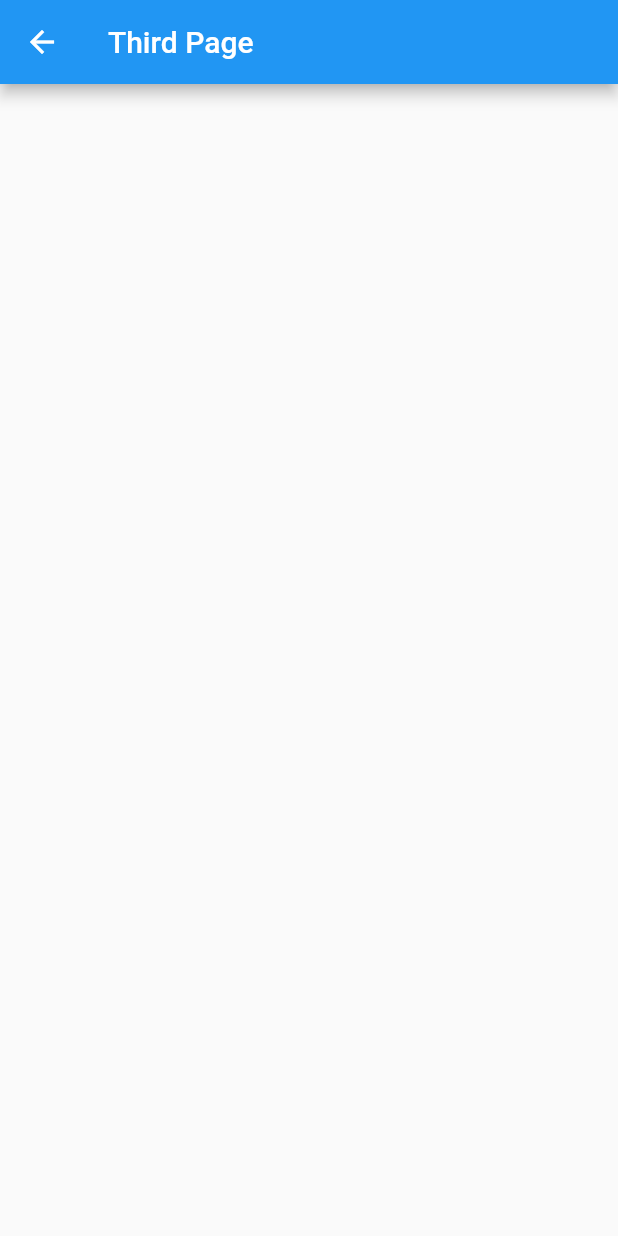
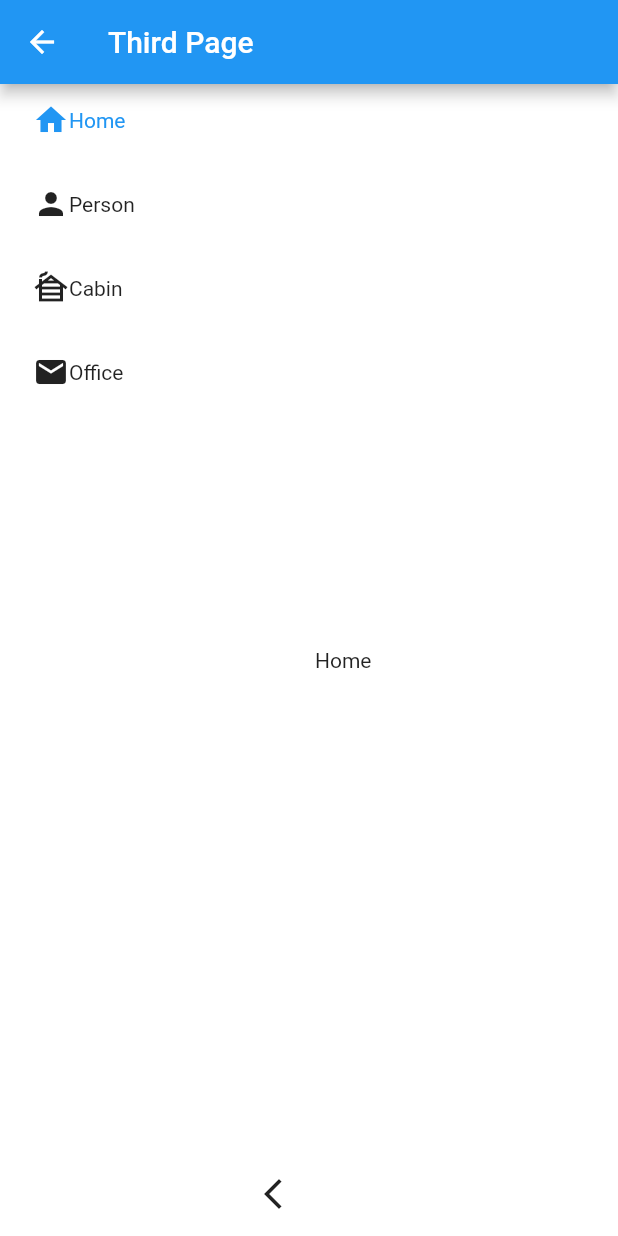
Before and after one commit to MonowarShoz/flutter_cls3, a Flutter app: the ThirdPage screen opened directly, on a phone screen of 412 x 824 dp. Run offline on Flutter 3.47's test engine with Material 2 defaults, Android fonts, the phone set to English and light mode, and no system bars; drawn by our look-alikes of sidebarx; our stand-ins replace fluentui_system_icons, font_awesome_flutter; missing offline and left inert: fluent_ui.

Commit message:
23_8_clss6

```diff
--- a/lib/home_page.dart
+++ b/lib/home_page.dart
@@ -124,7 +124,6 @@ class HomePage extends StatelessWidget {
                 fit: BoxFit.cover,
               ),
             ),
-
           ],
         ),
       ),
--- a/lib/main.dart
+++ b/lib/main.dart
@@ -1,6 +1,7 @@
 import 'package:flutter/material.dart';
 import 'package:flutter_cls3/auth_screen.dart';
 import 'package:flutter_cls3/home_page.dart';
+import 'package:flutter_cls3/third_page.dart';
 
 void main() {
   runApp(const MyApp());
@@ -18,7 +19,7 @@ class MyApp extends StatelessWidget {
       theme: ThemeData(
         primarySwatch: Colors.blue,
       ),
-        home:  AuthScreen(),
+      home: ThirdPage(),
     );
   }
 }
--- /dev/null
+++ b/lib/red_widget.dart
@@ -0,0 +1,15 @@
+import 'package:flutter/material.dart';
+
+class RedWidget extends StatelessWidget {
+  const RedWidget({
+    Key? key,
+  }) : super(key: key);
+
+  @override
+  Widget build(BuildContext context) {
+    return Expanded(
+        child: Container(
+      color: Colors.red,
+    ));
+  }
+}
--- a/lib/third_page.dart
+++ b/lib/third_page.dart
@@ -1,6 +1,9 @@
 import 'package:flutter/material.dart';
 import 'package:flutter/src/foundation/key.dart';
 import 'package:flutter/src/widgets/framework.dart';
+import 'package:flutter_cls3/sidebar_screen.dart';
+import 'package:sidebarx/sidebarx.dart';
+import 'package:fluentui_system_icons/fluentui_system_icons.dart';
 
 class ThirdPage extends StatefulWidget {
   const ThirdPage({Key? key}) : super(key: key);
@@ -10,12 +13,70 @@ class ThirdPage extends StatefulWidget {
 }
 
 class _ThirdPageState extends State<ThirdPage> {
+  final _controller = SidebarXController(selectedIndex: 0, extended: true);
+
+  final List<SideBarModel> _sideBarItemList = [
+    SideBarModel(
+      label: 'Home',
+      icon: Icons.home,
+    ),
+    SideBarModel(label: 'Person', icon: Icons.person),
+    SideBarModel(label: 'Cabin', icon: Icons.cabin),
+    SideBarModel(
+      label: 'Office',
+      icon: Icons.local_post_office,
+    ),
+  ];
+
   @override
   Widget build(BuildContext context) {
     return Scaffold(
       appBar: AppBar(
         title: Text('Third Page'),
       ),
+      body: Container(
+        color: Colors.white,
+        height: double.infinity,
+        width: double.infinity,
+        child: Row(
+          children: [
+            SidebarX(
+                controller: _controller,
+                extendedTheme: const SidebarXTheme(
+                  width: 200,
+                  decoration: BoxDecoration(
+                    color: Colors.white,
+                  ),
+                  margin: EdgeInsets.only(left: 10),
+                ),
+                items: _sideBarItemList
+                    .map((item) => SidebarXItem(
+                          icon: item.icon,
+                          label: item.label,
+                        ))
+                    .toList()
+                // SidebarXItem(
+                //     icon: FluentIcons.add_circle_24_filled, label: "ADD"),
+                // SidebarXItem(icon: Icons.home, label: 'Home'),
+                // SidebarXItem(icon: Icons.person, label: 'Profile'),
+                // SidebarXItem(icon: Icons.cabin, label: 'Cabin'),
+
+                ),
+            Expanded(
+              child: SideBarScreen(
+                sideBarcontroller: _controller,
+              ),
+            ),
+          ],
+        ),
+      ),
     );
   }
 }
+
+class SideBarModel {
+  final String? label;
+  final IconData? icon;
+
+  SideBarModel({this.label, this.icon});
+}
--- a/pubspec.yaml
+++ b/pubspec.yaml
@@ -35,6 +35,10 @@ dependencies:
   # Use with the CupertinoIcons class for iOS style icons.
   cupertino_icons: ^1.0.2
   font_awesome_flutter: ^10.1.0
+  sidebarx: ^0.10.0
+  fluentui_system_icons: ^1.1.178
+  fluent_ui: ^3.12.0
+
 
 dev_dependencies:
   flutter_test:
```
Also changed, not shown: pubspec.lock. Lines whose indentation alone changed are shown as unchanged.
